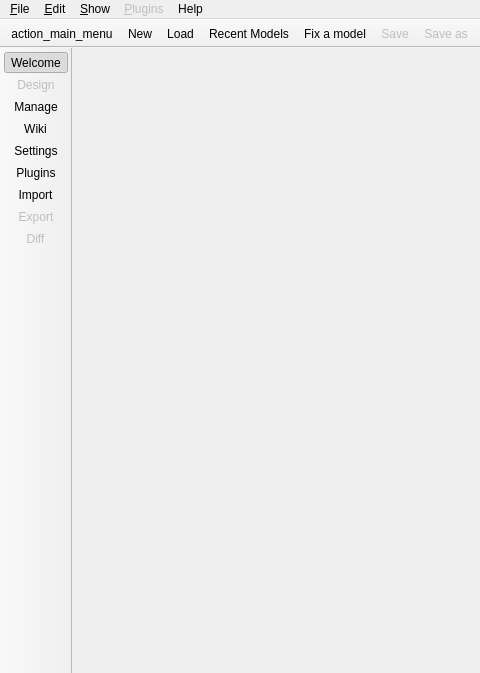
pgmodeler/pgmodeler, file libpgmodeler_ui/ui/mainwindow.ui: the form before one commit; both pictures show x 0 to 480 and y 0 to 673 of the 1068 by 673 pixel window.
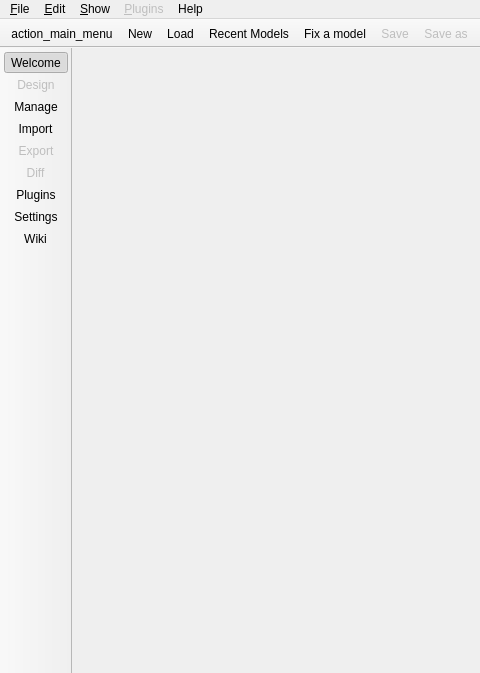
The form after the commit. Icons and pictures are not drawn.

Commit message:
Changed the order of actions on left control bar at main window.
Minor changes on how drop commands are generated.

Minor changes on BaseObject::getAlterDefinition.

Model database diff feature implementation checkpoint.

Changed the drop entry on schema files.

```diff
--- a/libpgmodeler_ui/ui/mainwindow.ui
+++ b/libpgmodeler_ui/ui/mainwindow.ui
@@ -722,12 +722,12 @@
    <addaction name="action_welcome"/>
    <addaction name="action_design"/>
    <addaction name="action_manage"/>
-   <addaction name="action_wiki"/>
-   <addaction name="action_configuration"/>
-   <addaction name="action_plugins"/>
    <addaction name="action_import"/>
    <addaction name="action_export"/>
    <addaction name="action_diff"/>
+   <addaction name="action_plugins"/>
+   <addaction name="action_configuration"/>
+   <addaction name="action_wiki"/>
   </widget>
   <widget class="QToolBar" name="control_tb">
    <property name="enabled">
```
The commit also changes 45 other files.
